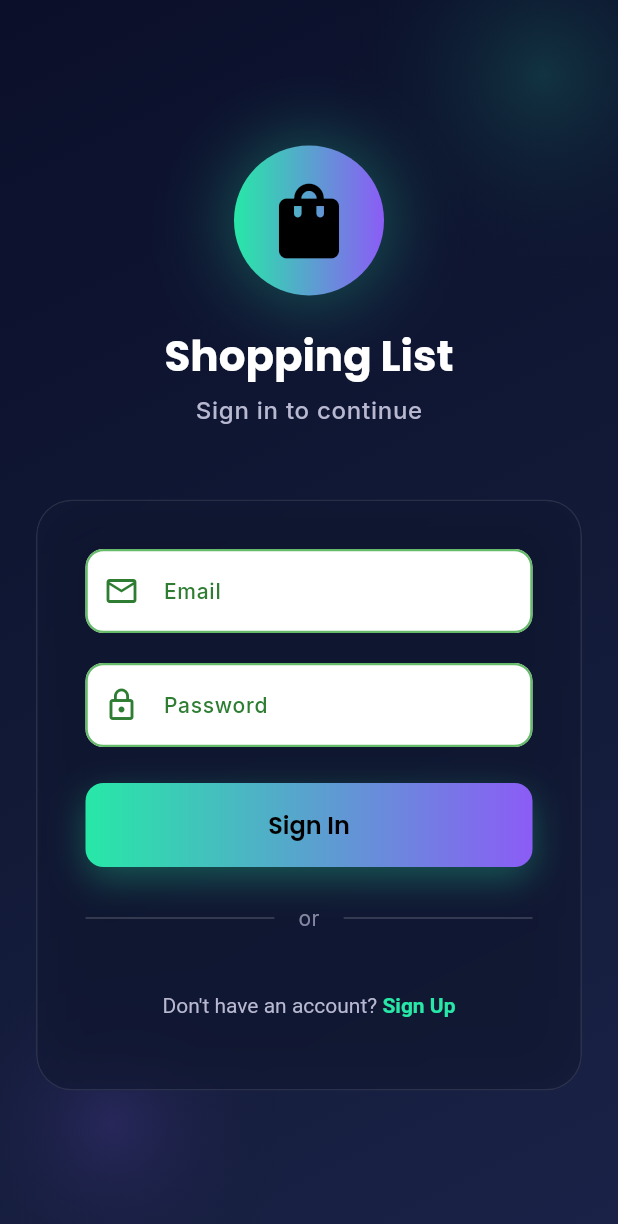
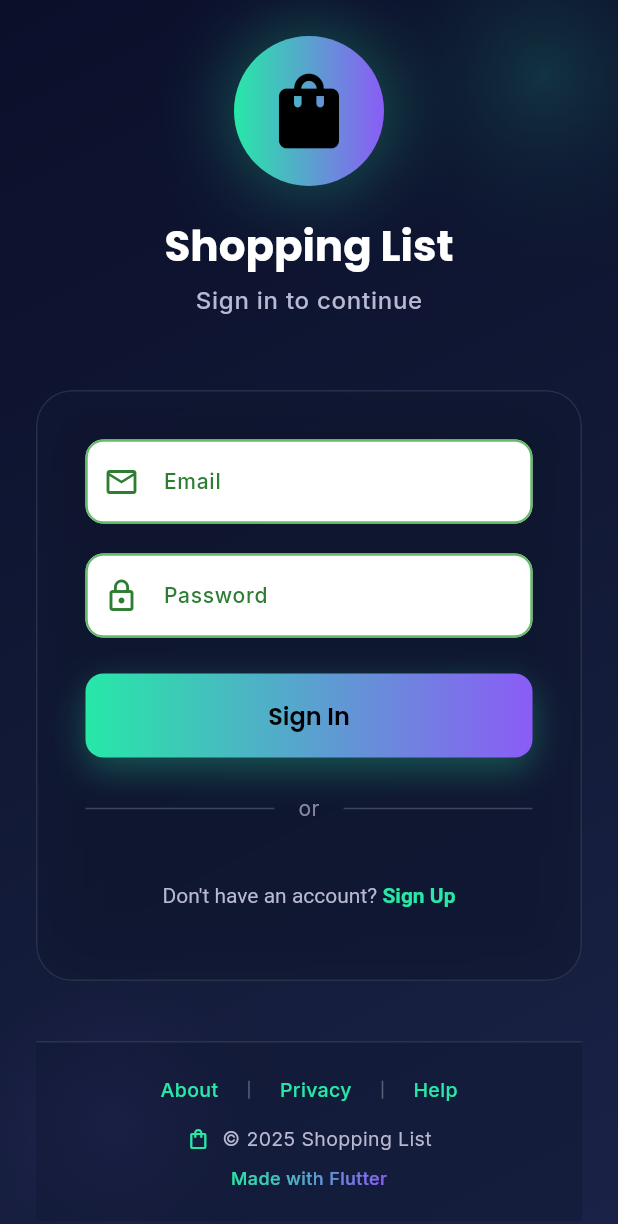
Before and after one commit to Blendgashi05/ai-mobile-Blend-Gashi, a Flutter app: the screen it shows after launch, on a phone screen of 412 x 824 dp. Shown: the top 1224 px of the screen. Run offline on Flutter 3.47's test engine with Material 3 defaults, Android fonts, the phone set to English and light mode, and no system bars; our stand-ins replace google_fonts, supabase_flutter; accounts and stored records are empty.

Commit message:
Add a dynamic footer component to application screens
Introduces `AppFooter` widget and integrates it into login, signup, and shopping lists screens.

Replit-Commit-Author: Agent
Replit-Commit-Session-Id: 5399b2b5-a3a9-4dc6-b2fa-9b62b701f228
Replit-Commit-Checkpoint-Type: full_checkpoint
Replit-Commit-Event-Id: 5ad28b55-b599-4cb2-8537-d534bb120c59
Replit-Commit-Screenshot-Url: https://storage.googleapis.com/screenshot-production-us-central1/4afc6041-1f44-4610-8c22-e997fb2d165f/5399b2b5-a3a9-4dc6-b2fa-9b62b701f228/V4eLBzP

```diff
--- a/lib/screens/login_screen.dart
+++ b/lib/screens/login_screen.dart
@@ -1,6 +1,7 @@
 import 'package:flutter/material.dart';
 import 'dart:ui';
 import '../services/supabase_service.dart';
+import '../widgets/app_footer.dart';
 import 'signup_screen.dart';
 import 'shopping_lists_screen.dart';
 
@@ -412,6 +413,10 @@ class _LoginScreenState extends State<LoginScreen> with SingleTickerProviderStat
                           ),
                         ),
                       ),
+                      const SizedBox(height: 40),
+
+                      // Footer
+                      const AppFooter(),
                     ],
                   ),
                 ),
--- a/lib/screens/shopping_lists_screen.dart
+++ b/lib/screens/shopping_lists_screen.dart
@@ -1,6 +1,7 @@
 import 'package:flutter/material.dart';
 import '../models/shopping_list.dart';
 import '../services/supabase_service.dart';
+import '../widgets/app_footer.dart';
 import '../widgets/custom_button.dart';
 import '../widgets/custom_text_field.dart';
 import 'shopping_list_detail_screen.dart';
@@ -203,7 +204,10 @@ class _ShoppingListsScreenState extends State<ShoppingListsScreen> {
           ),
         ],
       ),
-      body: _isLoading
+      body: Column(
+        children: [
+          Expanded(
+            child: _isLoading
                 ? const Center(child: CircularProgressIndicator())
                 : _errorMessage != null
                     ? Center(
@@ -319,6 +323,10 @@ class _ShoppingListsScreenState extends State<ShoppingListsScreen> {
                               },
                             ),
                           ),
+          ),
+          const AppFooter(),
+        ],
+      ),
       floatingActionButton: FloatingActionButton(
         onPressed: () => _showListDialog(),
         child: const Icon(Icons.add),
--- a/lib/screens/signup_screen.dart
+++ b/lib/screens/signup_screen.dart
@@ -1,6 +1,7 @@
 import 'package:flutter/material.dart';
 import 'dart:ui';
 import '../services/supabase_service.dart';
+import '../widgets/app_footer.dart';
 import 'shopping_lists_screen.dart';
 
 class SignupScreen extends StatefulWidget {
@@ -465,6 +466,10 @@ class _SignupScreenState extends State<SignupScreen> with SingleTickerProviderSt
                                 ),
                               ),
                             ),
+                            const SizedBox(height: 40),
+
+                            // Footer
+                            const AppFooter(),
                           ],
                         ),
                       ),
--- /dev/null
+++ b/lib/widgets/app_footer.dart
@@ -0,0 +1,102 @@
+import 'package:flutter/material.dart';
+import 'package:google_fonts/google_fonts.dart';
+
+class AppFooter extends StatelessWidget {
+  const AppFooter({super.key});
+
+  @override
+  Widget build(BuildContext context) {
+    return Container(
+      padding: const EdgeInsets.symmetric(vertical: 20, horizontal: 24),
+      decoration: BoxDecoration(
+        color: const Color(0xFF111936).withOpacity(0.6),
+        border: Border(
+          top: BorderSide(
+            color: Colors.white.withOpacity(0.1),
+            width: 1,
+          ),
+        ),
+      ),
+      child: Column(
+        mainAxisSize: MainAxisSize.min,
+        children: [
+          Row(
+            mainAxisAlignment: MainAxisAlignment.center,
+            children: [
+              _buildFooterLink(context, 'About', () {}),
+              const SizedBox(width: 16),
+              Container(
+                width: 1,
+                height: 12,
+                color: Colors.white.withOpacity(0.3),
+              ),
+              const SizedBox(width: 16),
+              _buildFooterLink(context, 'Privacy', () {}),
+              const SizedBox(width: 16),
+              Container(
+                width: 1,
+                height: 12,
+                color: Colors.white.withOpacity(0.3),
+              ),
+              const SizedBox(width: 16),
+              _buildFooterLink(context, 'Help', () {}),
+            ],
+          ),
+          const SizedBox(height: 12),
+          Row(
+            mainAxisAlignment: MainAxisAlignment.center,
+            children: [
+              Icon(
+                Icons.shopping_bag_outlined,
+                size: 16,
+                color: const Color(0xFF27E8A7),
+              ),
+              const SizedBox(width: 8),
+              Text(
+                '© 2025 Shopping List',
+                style: GoogleFonts.inter(
+                  fontSize: 13,
+                  color: const Color(0xFFB8B8D1),
+                  fontWeight: FontWeight.w400,
+                ),
+              ),
+            ],
+          ),
+          const SizedBox(height: 8),
+          ShaderMask(
+            shaderCallback: (bounds) => const LinearGradient(
+              colors: [Color(0xFF27E8A7), Color(0xFF8B5CF6)],
+            ).createShader(bounds),
+            child: Text(
+              'Made with Flutter',
+              style: GoogleFonts.inter(
+                fontSize: 12,
+                color: Colors.white,
+                fontWeight: FontWeight.w500,
+              ),
+            ),
+          ),
+        ],
+      ),
+    );
+  }
+
+  Widget _buildFooterLink(BuildContext context, String text, VoidCallback onTap) {
+    return InkWell(
+      onTap: onTap,
+      borderRadius: BorderRadius.circular(4),
+      child: Padding(
+        padding: const EdgeInsets.symmetric(horizontal: 4, vertical: 2),
+        child: Text(
+          text,
+          style: GoogleFonts.inter(
+            fontSize: 13,
+            color: const Color(0xFF27E8A7),
+            fontWeight: FontWeight.w500,
+            decoration: TextDecoration.none,
+          ),
+        ),
+      ),
+    );
+  }
+}
```
Also changed, not shown: 2 other files. Lines whose indentation alone changed are shown as unchanged.
